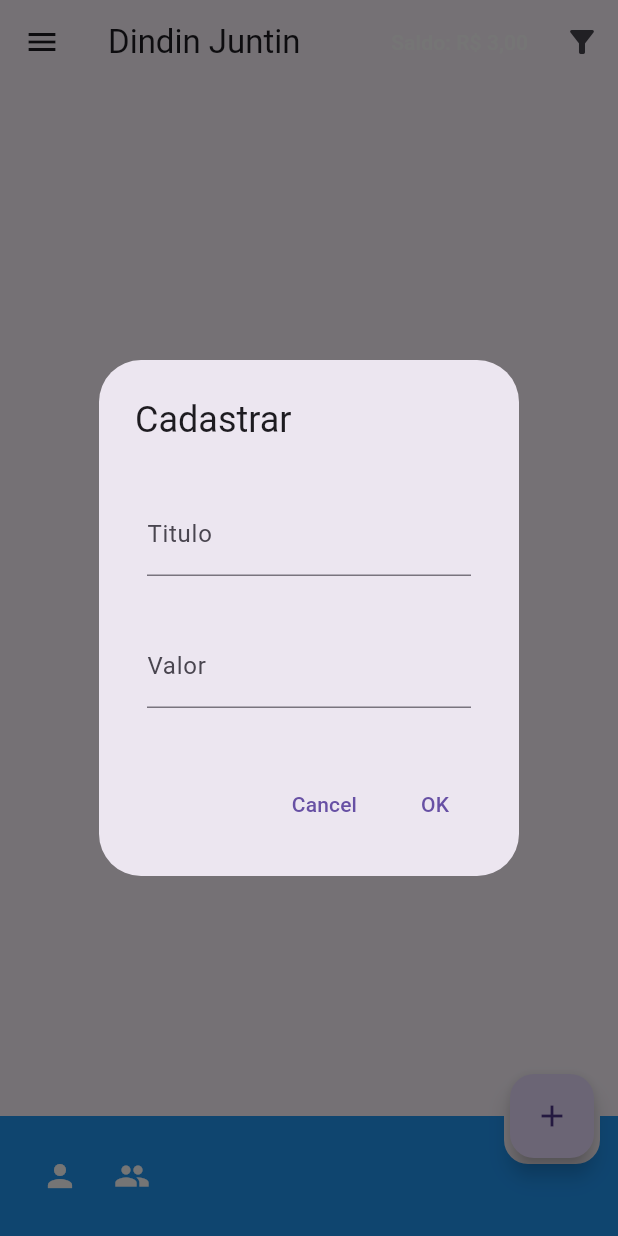
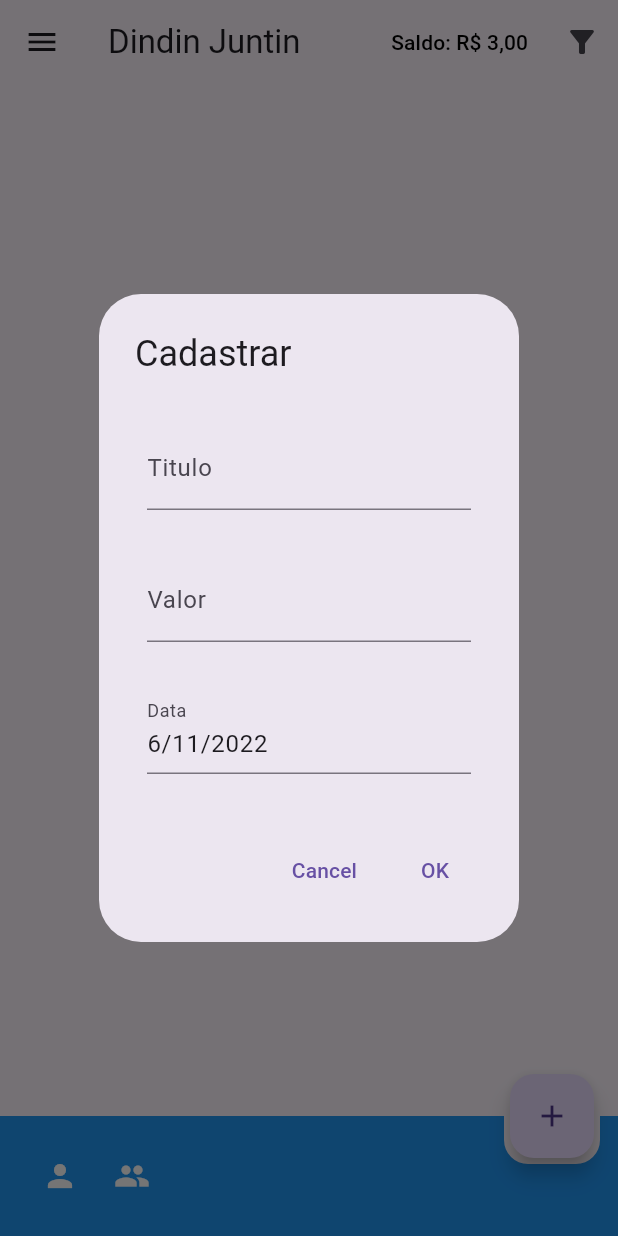
Before and after one commit to JonatasMA/dindin-juntin, a Flutter app: the screen it shows after launch, after a tap on the "add" icon, on a phone screen of 412 x 824 dp. Run offline on Flutter 3.47's test engine with Material 2 defaults, Android fonts, the phone set to English and light mode, and no system bars; our stand-ins replace firebase_core, firebase_database; missing offline and left inert: dart:ffi; accounts and stored records are empty; generated files the repository leaves out were written again.

Commit message:
feat: add date on bill object

```diff
--- a/lib/main.dart
+++ b/lib/main.dart
@@ -61,27 +61,7 @@ class _HomePageState extends State<HomePage> {
   FloatingActionButtonLocation _fabLocation =
       FloatingActionButtonLocation.endDocked;
 
-  void _onButtomClick() {
-    print('index');
-  }
-
   Widget place = const CircularProgressIndicator();
-
-  Future funcThatMakesAsyncCall() async {
-    DatabaseReference _fbd =
-        FirebaseDatabase.instance.ref('A1').child('jonatas').child('bills');
-    var result = await _fbd.get();
-    List bills = [];
-    for (var i = 0; i < result.children.length; i++) {
-      dynamic bill = result.child(i.toString());
-      bills.add(Bills.fromFirebase(bill));
-    }
-
-    setState(() {
-      _bills = bills;
-      place = CardList(_bills);
-    });
-  }
 
   @override
   Widget build(BuildContext context) {
@@ -89,22 +69,31 @@ class _HomePageState extends State<HomePage> {
     final ButtonStyle style = TextButton.styleFrom(
       foregroundColor: Theme.of(context).colorScheme.onPrimary,
     );
-    funcThatMakesAsyncCall();
-    // DatabaseReference _fbd = FirebaseDatabase.instance.ref('A1').child('jonatas').child('bills');
-    // _fbd.onValue.listen((DatabaseEvent event) {
-    //   data = event.snapshot.value.toString();
-    //   setState(() {
-    //     data = data;
-    //   });
-    // });
+    DatabaseReference _fbd = FirebaseDatabase.instance.ref('A1').child('jonatas').child('bills');
+    _fbd.onValue.listen((DatabaseEvent event) {
+      var result = event.snapshot;
+      List bills = [];
+      for (var i = 0; i < result.children.length; i++) {
+        dynamic bill = result.child(i.toString());
+        bills.add(Bills.fromFirebase(bill));
+      }
+
+      setState(() {
+        _bills = bills;
+        place = CardList(_bills);
+      });
+    });
 
     var _title = '';
     var _value = '';
+    DateTime _date = DateTime.now();
+    TextEditingController txt = TextEditingController();
+    txt.text = '${_date.day}/${_date.month}/${_date.year}';
 
     void _saveBill() {
       DatabaseReference _testRef =
           FirebaseDatabase.instance.ref('A1').child('jonatas');
-      Bills bill = Bills(_value, _title, 1);
+      Bills bill = Bills(_value, _title, 1, _date);
       _bills.add(bill);
       List jsonBills = [];
       _bills.forEach((value) => {
@@ -125,7 +114,7 @@ class _HomePageState extends State<HomePage> {
           TextButton(
             style: style,
             onPressed: () {},
-            child: Text('Saldo: R\$ $saldo'),
+            child: Text('Saldo: R\$ $saldo', style: const TextStyle(color: Colors.black),),
           ),
           IconButton(
             tooltip: 'Filtrar',
@@ -163,6 +152,25 @@ class _HomePageState extends State<HomePage> {
                     decoration: const InputDecoration(
                       border: UnderlineInputBorder(),
                       labelText: 'Valor',
+                    ),
+                  ),
+                ),
+                Padding(
+                  padding:
+                      const EdgeInsets.symmetric(horizontal: 8, vertical: 16),
+                  child: TextFormField(
+                    controller: txt,
+                    onTap: () async {
+                      DateTime? newDate = await showDatePicker(context: context, initialDate: _date, firstDate: DateTime(1900), lastDate: DateTime(2100));
+                      if (newDate == null) return;
+                      setState(() {
+                        _date = newDate;
+                        txt.text = '${_date.day}/${_date.month}/${_date.year}';
+                      });
+                    },
+                    decoration: const InputDecoration(
+                      border: UnderlineInputBorder(),
+                      labelText: 'Data',
                     ),
                   ),
                 ),
@@ -222,12 +230,6 @@ class _BottomAppBar extends StatelessWidget {
   final FloatingActionButtonLocation fabLocation;
   final NotchedShape? shape;
 
-  static final List<FloatingActionButtonLocation> centerLocations =
-      <FloatingActionButtonLocation>[
-    FloatingActionButtonLocation.centerDocked,
-    FloatingActionButtonLocation.centerFloat,
-  ];
-
   @override
   Widget build(BuildContext context) {
     return BottomAppBar(
--- a/lib/models/bill.dart
+++ b/lib/models/bill.dart
@@ -2,19 +2,23 @@ class Bills {
   String? value;
   String? title;
   int? billType;
+  DateTime? date;
 
-  Bills(this.value, this.title, this.billType);
+  Bills(this.value, this.title, this.billType, this.date);
 
   Bills.fromJson(Map<String, dynamic> json) {
     value = json['value'];
     title = json['title'];
     billType = json['billType'];
+    date = json['date'];
   }
 
   Bills.fromFirebase(bill) {
     value = bill.child('value').value;
     title = bill.child('title').value;
     billType = bill.child('billType').value;
+    String dateAux = bill.child('date').value;
+    date = DateTime.tryParse(dateAux);
   }
 
   Map<String, dynamic> toJson() {
@@ -22,6 +26,7 @@ class Bills {
     data['value'] = value;
     data['title'] = title;
     data['billType'] = billType;
+    data['date'] = date.toString();
     return data;
   }
 }
--- a/lib/widgets/card_list.dart
+++ b/lib/widgets/card_list.dart
@@ -7,12 +7,12 @@ class CardList extends StatelessWidget {
   CardList(this.list, {super.key});
   @override
   Widget build(BuildContext context) {
-    print(list);
     List<Widget> cards = [];
 
     for (var i = 0; i < list.length; i++) {
+      String date = '${list[i].date.day}/${list[i].date.month}/${list[i].date.year}';
       cards.add(
-        ItenCard(list[i].title, list[i].value, list[i].billType)
+        ItenCard(list[i].title, list[i].value, list[i].billType, date)
       );
     }
 
--- a/lib/widgets/iten_card.dart
+++ b/lib/widgets/iten_card.dart
@@ -5,9 +5,10 @@ import 'package:flutter/material.dart';
 class ItenCard extends StatelessWidget {
   String title = '';
   String value = '0,00';
+  String date = '10/11/2022';
   int billType = 1;
 
-  ItenCard(this.title, this.value, this.billType, {super.key});
+  ItenCard(this.title, this.value, this.billType, this.date, {super.key});
 
   setIcon() {
     switch (billType) {
@@ -39,7 +40,7 @@ class ItenCard extends StatelessWidget {
         },
         child: ListTile(
           title: Text(title),
-          subtitle: Text('R\$ $value'),
+          subtitle: Text('R\$ $value \n$date'),
           trailing: setIcon(),
         ),
       ),
```
